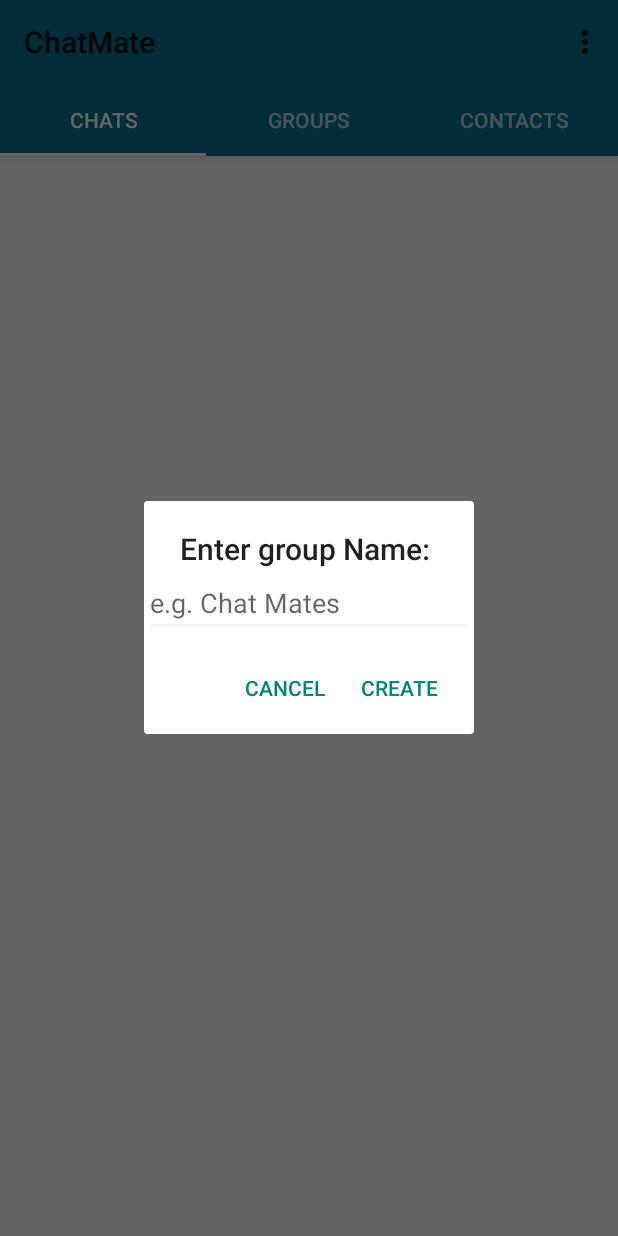
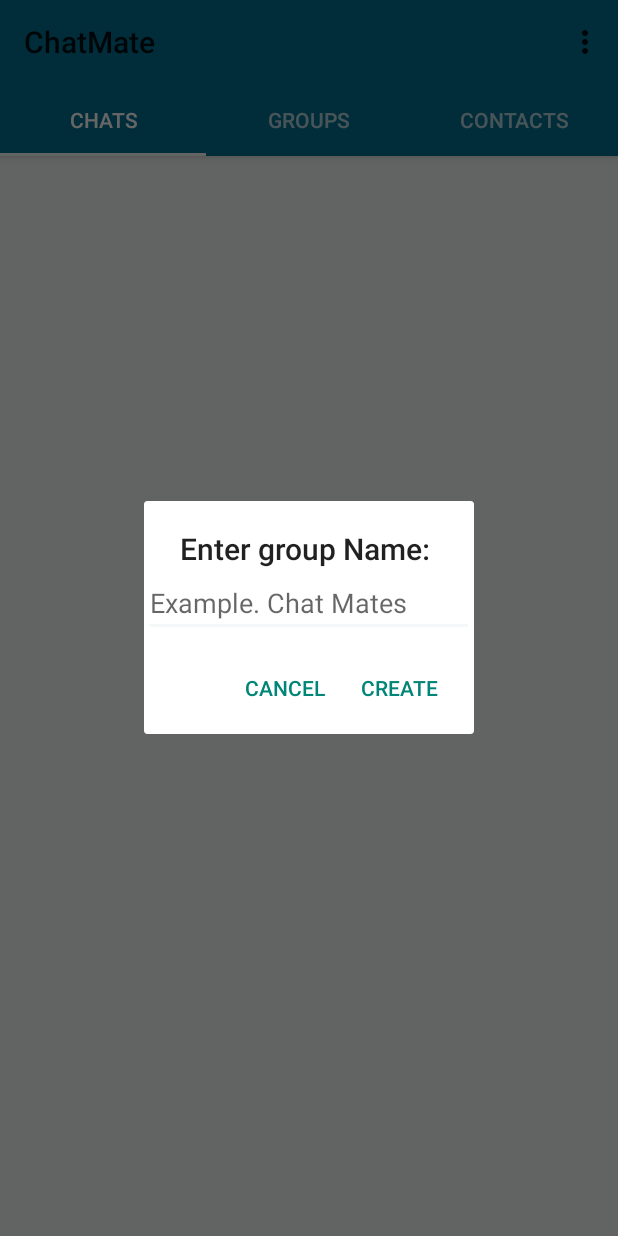
Before and after one commit to HanselTita/ChatMate, an Android app: the MainActivity screen opened directly, with no data from a screen before it, in the options menu, after a tap on "Create Group", on a phone screen of 412 x 824 dp. Run offline under Robolectric (Android 15) with nearby library versions, the phone set to English and light mode, and no system bars; our stand-ins replace Firebase (no records; nobody signed in at launch, a user with empty details on screens opened directly); 1 statement that could not run was skipped.

Commit message:
Creating and retrieving group list

```diff
--- a/app/src/main/java/com/softhans/chatmate/GroupsFragment.java
+++ b/app/src/main/java/com/softhans/chatmate/GroupsFragment.java
@@ -2,10 +2,24 @@ package com.softhans.chatmate;
 
 
 import android.os.Bundle;
+import android.support.annotation.NonNull;
 import android.support.v4.app.Fragment;
 import android.view.LayoutInflater;
 import android.view.View;
 import android.view.ViewGroup;
+import android.widget.ArrayAdapter;
+import android.widget.ListView;
+
+import com.google.firebase.database.DataSnapshot;
+import com.google.firebase.database.DatabaseError;
+import com.google.firebase.database.DatabaseReference;
+import com.google.firebase.database.FirebaseDatabase;
+import com.google.firebase.database.ValueEventListener;
+
+import java.util.ArrayList;
+import java.util.HashSet;
+import java.util.Iterator;
+import java.util.Set;
 
 
 /**
@@ -13,6 +27,12 @@ import android.view.ViewGroup;
  */
 public class GroupsFragment extends Fragment {
 
+    private  View groupFragmentView;
+    private ListView list_view;
+    private ArrayAdapter<String> arrayAdapter;
+    private ArrayList<String> list_of_groups = new ArrayList<>();
+
+    private DatabaseReference GroupRef;
 
     public GroupsFragment() {
         // Required empty public constructor
@@ -21,9 +41,55 @@ public class GroupsFragment extends Fragment {
 
     @Override
     public View onCreateView(LayoutInflater inflater, ViewGroup container,
-                             Bundle savedInstanceState) {
-        // Inflate the layout for this fragment
-        return inflater.inflate(R.layout.fragment_groups, container, false);
+                             Bundle savedInstanceState)
+
+    {
+
+       groupFragmentView = inflater.inflate(R.layout.fragment_groups, container, false);
+
+       GroupRef = FirebaseDatabase.getInstance().getReference().child("Groups");
+
+       InitializeFields();
+
+       RetrieveAndDisplayGroups();
+
+       return groupFragmentView;
+    }
+
+
+
+    private void InitializeFields()
+    {
+        list_view = (ListView)groupFragmentView.findViewById(R.id.list_view);
+        arrayAdapter = new ArrayAdapter<>(getContext(), android.R.layout.simple_list_item_1, list_of_groups);
+        list_view.setAdapter(arrayAdapter);
+
+    }
+
+    private void RetrieveAndDisplayGroups()
+    {
+        GroupRef.addValueEventListener(new ValueEventListener() {
+            @Override
+            public void onDataChange(@NonNull DataSnapshot dataSnapshot)
+            {
+                Set<String> set = new HashSet<>();
+                Iterator iterator = dataSnapshot.getChildren().iterator();
+
+                while (iterator.hasNext())
+                {
+                    set.add(((DataSnapshot)iterator.next()).getKey());
+                }
+
+                list_of_groups.clear();;
+                list_of_groups.addAll(set);
+                arrayAdapter.notifyDataSetChanged();
+            }
+
+            @Override
+            public void onCancelled(@NonNull DatabaseError databaseError) {
+
+            }
+        });
     }
 
 }
--- a/app/src/main/java/com/softhans/chatmate/MainActivity.java
+++ b/app/src/main/java/com/softhans/chatmate/MainActivity.java
@@ -149,7 +149,7 @@ public class MainActivity extends AppCompatActivity {
         builder.setTitle("Enter group Name: ");
 
         final EditText groupNameField = new EditText(MainActivity.this);
-        groupNameField.setHint("e.g. Chat Mates");
+        groupNameField.setHint("Example. Chat Mates");
         builder.setView(groupNameField);
 
         builder.setPositiveButton("Create", new DialogInterface.OnClickListener() {
```
Also changed, not shown: app/src/main/res/layout/fragment_groups.xml (+4 -8 lines).
